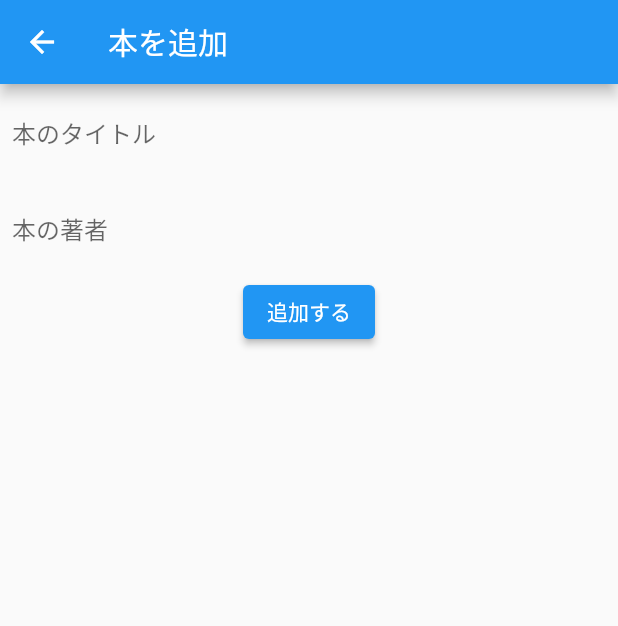
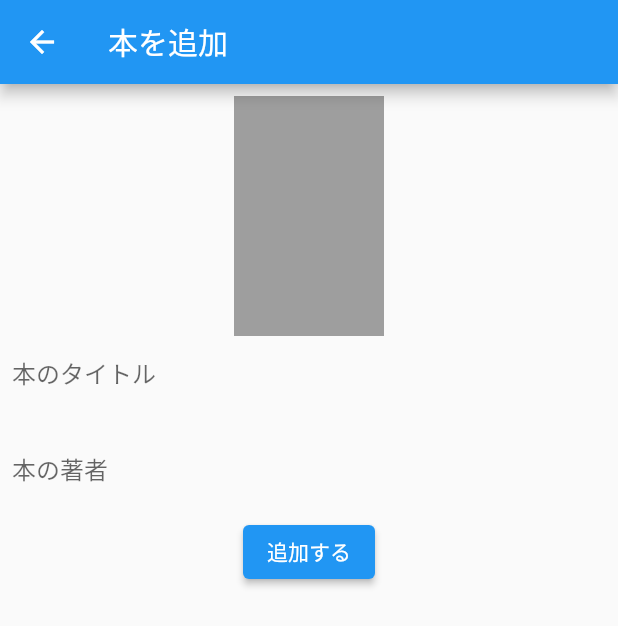
Before and after one commit to clucluland/booklistsample, a Flutter app: the AddBookPage screen opened directly, on a phone screen of 412 x 824 dp. Shown: the top 626 px of the screen. Run offline on Flutter 3.47's test engine with Material 2 defaults, Android fonts, the phone set to English and light mode, and no system bars; our stand-ins replace cloud_firestore, firebase_core, flutter_slidable, image_picker; accounts and stored records are empty.

Commit message:
「本の追加」画面、イメージ部分タップで画像追加。 AndroidはOKだが、iOS設定が必要。 動画 19:00 より。

```diff
--- a/lib/add_book/add_book_model.dart
+++ b/lib/add_book/add_book_model.dart
@@ -1,12 +1,18 @@
+import 'dart:io';
+
 import 'package:cloud_firestore/cloud_firestore.dart';
 import 'package:flutter/material.dart';
+import 'package:image_picker/image_picker.dart';
 
 class AddBookModel extends ChangeNotifier {
   String? title;
   String? author;
+  File? imageFile;
+
+  final picker = ImagePicker();
 
   // void → Future に変更
-  Future addBook() async{
+  Future addBook() async {
     if (title == null || title == '') {
       throw 'タイトルが入力されていません。';
     }
@@ -16,14 +22,22 @@ class AddBookModel extends ChangeNotifier {
     }
 
     // Firestore に登録
-    await FirebaseFirestore.instance.collection('books').add({
-      'title': title,
-      'author': author,
-    },);
+    await FirebaseFirestore.instance.collection('books').add(
+      {
+        'title': title,
+        'author': author,
+      },
+    );
 
     // title = null;
     // author = null;
-
   }
 
+  Future pickImage() async {
+    final pickedFile = await picker.pickImage(source: ImageSource.gallery);
+
+    if (pickedFile != null) {
+      imageFile = File(pickedFile.path);
+    }
+  }
 }
--- a/lib/add_book/add_book_page.dart
+++ b/lib/add_book/add_book_page.dart
@@ -17,6 +17,20 @@ class AddBookPage extends StatelessWidget {
               padding: const EdgeInsets.all(8.0),
               child: Column(
                 children: [
+                  GestureDetector(
+                    child: SizedBox(
+                      width: 100,
+                      height: 160,
+                      child: model.imageFile != null
+                          ? Image.file(model.imageFile!)
+                          : Container(
+                              color: Colors.grey,
+                            ),
+                    ),
+                    onTap: () async {
+                      await model.pickImage();
+                    },
+                  ),
                   TextField(
                     decoration: const InputDecoration(
                       border: InputBorder.none,
--- a/pubspec.yaml
+++ b/pubspec.yaml
@@ -39,6 +39,9 @@ dependencies:
   cloud_firestore: ^3.1.0
   provider: ^6.0.1
   flutter_slidable: ^1.1.0
+  firebase_storage: ^10.2.5
+  image_picker: ^0.8.4+4
+
 
 dev_dependencies:
   flutter_test:
```
Also changed, not shown: pubspec.lock.
